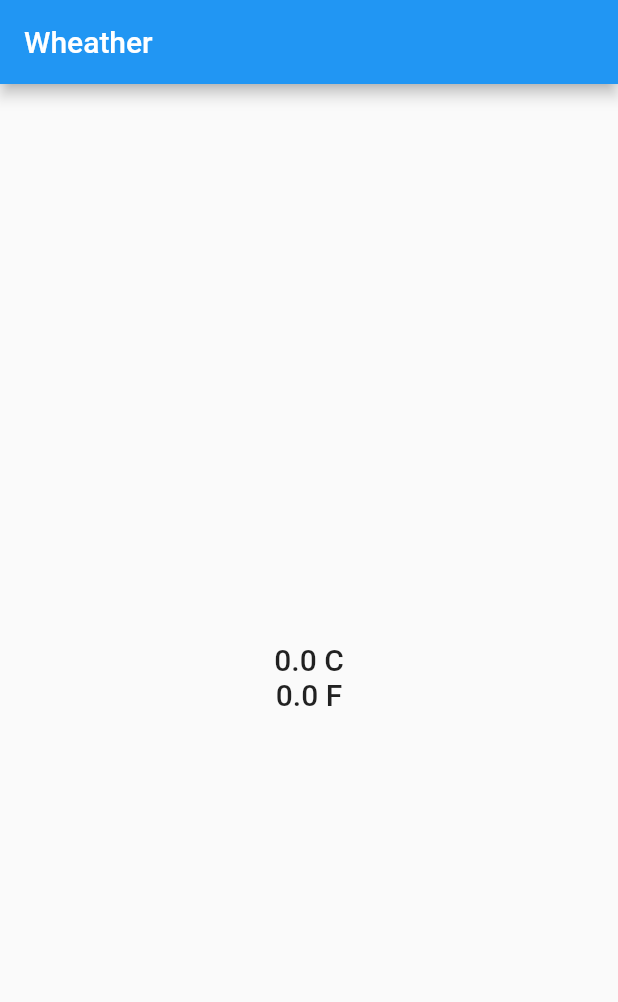
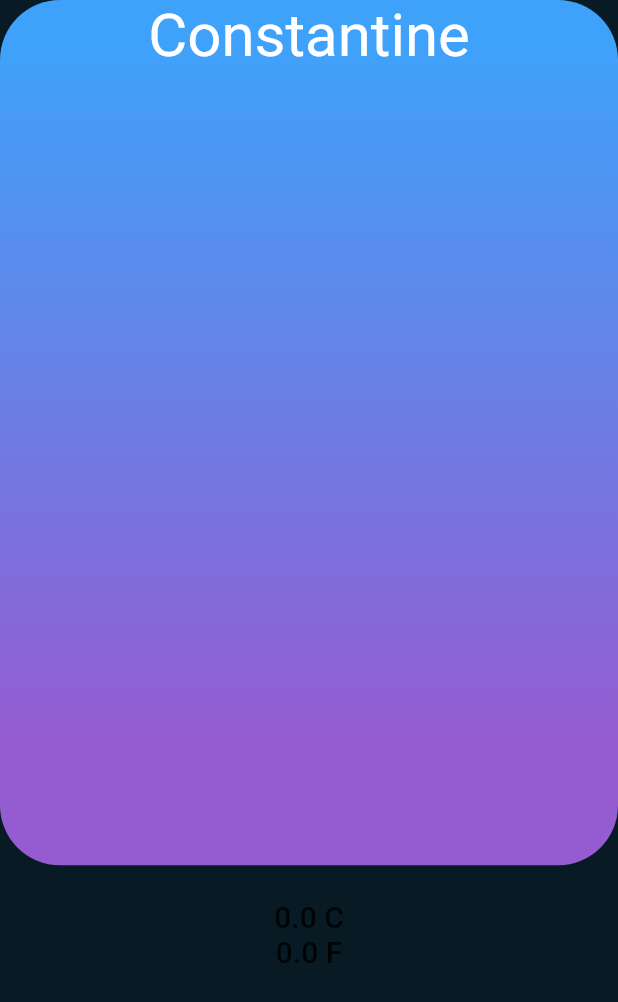
Before and after one commit to HolikovOleksandr/weather_app, a Flutter app: the screen it shows after launch, on a phone screen of 412 x 824 dp. Shown: the top 1002 px of the screen. Run offline on Flutter 3.47's test engine with Material 2 defaults, Android fonts, the phone set to English and light mode, and no system bars; network calls fail; project files that could hold a hidden picture were left out.

```diff
--- a/lib/main.dart
+++ b/lib/main.dart
@@ -1,16 +1,24 @@
 import 'package:flutter/material.dart';
+import 'package:flutter/services.dart';
 import 'package:weather_app/screens/home_screen.dart';
 
-void main() => runApp(const MyApp());
+void main() {
+  SystemChrome.setSystemUIOverlayStyle(
+      const SystemUiOverlayStyle(statusBarColor: Colors.transparent));
+  runApp(const MyApp());
+}
 
 class MyApp extends StatelessWidget {
   const MyApp({super.key});
 
   @override
   Widget build(BuildContext context) {
-    return const MaterialApp(
+    return MaterialApp(
       debugShowCheckedModeBanner: false,
-      home: HomeScreen(),
+      theme: ThemeData(
+        scaffoldBackgroundColor: const Color(0xFF081B25),
+      ),
+      home: const HomeScreen(),
     );
   }
 }
--- a/lib/screens/home_screen.dart
+++ b/lib/screens/home_screen.dart
@@ -36,14 +36,32 @@ class _HomeScreenState extends State<HomeScreen> {
 
   @override
   Widget build(BuildContext context) {
+    var size = MediaQuery.of(context).size;
     return Scaffold(
-      appBar: AppBar(
-        title: const Text('Wheather'),
-      ),
       body: Center(
         child: Column(
-          mainAxisAlignment: MainAxisAlignment.center,
           children: [
+            Container(
+              height: size.height * .7,
+              width: size.width,
+              decoration: BoxDecoration(
+                borderRadius: BorderRadius.circular(40),
+                gradient: const LinearGradient(
+                    colors: [Color(0xFF955CD1), Color(0xFF3FA2FA)],
+                    begin: Alignment.bottomCenter,
+                    end: Alignment.topCenter,
+                    stops: [.15, .95]),
+              ),
+              child: Column(children: [
+                Text(
+                  'Constantine',
+                  style: TextStyle(
+                    color: Colors.white,
+                    fontSize: 40,
+                  ),
+                )
+              ]),
+            ),
             Text(
               currentWeather,
               style: Theme.of(context).textTheme.titleLarge,
```
Also changed, not shown: pubspec.yaml (+22 -12 lines), assets/fonts/Montserrat-Black.ttf (added), assets/fonts/Montserrat-Bold.ttf (added), assets/fonts/Montserrat-ExtraBold.ttf (added), assets/fonts/Montserrat-ExtraLight.ttf (added), assets/fonts/Montserrat-Light.ttf (added), assets/fonts/Montserrat-Medium.ttf (added), assets/fonts/Montserrat-Regular.ttf (added), assets/fonts/Montserrat-SemiBold.ttf (added), assets/fonts/Montserrat-Thin.ttf (added).
